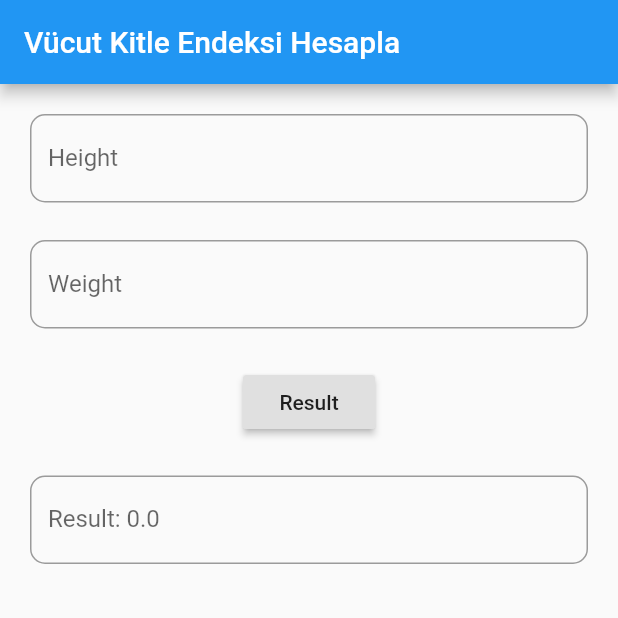
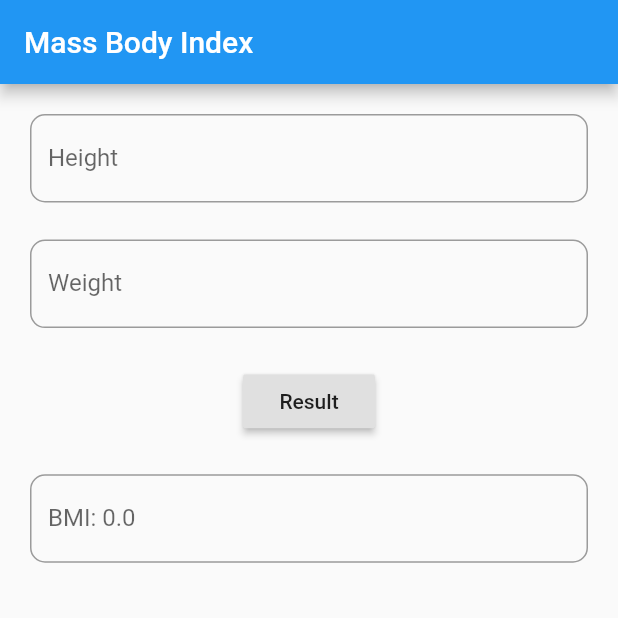
Before and after one commit to fatihhcan/bke, a Flutter app: the screen it shows after launch, after a tap on "Result", on a phone screen of 412 x 824 dp, the top half of it. Run offline on Flutter 3.47's test engine with Material 2 defaults, Android fonts, the phone set to English and light mode, and no system bars.

Commit message:
mass body index view

```diff
--- a/lib/core/transactions.dart
+++ b/lib/core/transactions.dart
@@ -0,0 +1 @@
+class Transactions {}
--- a/lib/main.dart
+++ b/lib/main.dart
@@ -1,4 +1,5 @@
 import 'package:enkahsp/views/home_view.dart';
+import 'package:enkahsp/views/mass_body_index_view.dart';
 import 'package:flutter/material.dart';
 
 void main() => runApp(MyApp());
@@ -6,6 +7,6 @@ void main() => runApp(MyApp());
 class MyApp extends StatelessWidget {
   @override
   Widget build(BuildContext context) {
-    return MaterialApp(title: 'Material App', home: HomeView());
+    return MaterialApp(title: 'Material App', home: MassBodyIndexView());
   }
 }
--- a/lib/views/home_view.dart
+++ b/lib/views/home_view.dart
@@ -1,7 +1,4 @@
 import 'package:flutter/material.dart';
-
-final TextEditingController cmInput = TextEditingController(text: "");
-final TextEditingController kgInput = TextEditingController(text: "");
 
 class HomeView extends StatefulWidget {
   HomeView({Key key}) : super(key: key);
@@ -11,83 +8,8 @@ class HomeView extends StatefulWidget {
 }
 
 class _HomeViewState extends State<HomeView> {
-  double cm = 0;
-  int kg = 0;
-  double result = 0;
-  double impact = 0;
-
-  calculation() {
-    setState(() {
-      cm = double.parse(cmInput.text);
-      kg = int.parse(kgInput.text);
-      impact = cm * cm;
-      result = kg / impact;
-    });
-  }
-
   @override
   Widget build(BuildContext context) {
-    return Scaffold(
-      appBar: AppBar(
-        title: Text("Vücut Kitle Endeksi Hesapla"),
-      ),
-      body: Container(
-        child: Padding(
-          padding: const EdgeInsets.all(20),
-          child: Column(
-            crossAxisAlignment: CrossAxisAlignment.center,
-            children: [
-              Directionality(
-                textDirection: TextDirection.ltr,
-                child: TextField(
-                  controller: cmInput,
-                  keyboardType: TextInputType.number,
-                  decoration: InputDecoration(
-                      labelText: "Height",
-                      border: OutlineInputBorder(
-                          borderRadius: BorderRadius.circular(10))),
-                ),
-              ),
-              SizedBox(
-                height: 25,
-              ),
-              Directionality(
-                textDirection: TextDirection.ltr,
-                child: TextField(
-                  controller: kgInput,
-                  keyboardType: TextInputType.number,
-                  decoration: InputDecoration(
-                      labelText: "Weight",
-                      border: OutlineInputBorder(
-                          borderRadius: BorderRadius.circular(10))),
-                ),
-              ),
-              SizedBox(
-                height: 25,
-              ),
-              RaisedButton(
-                onPressed: () {
-                  calculation();
-                },
-                child: Text("Result"),
-              ),
-              SizedBox(
-                height: 25,
-              ),
-              Directionality(
-                textDirection: TextDirection.ltr,
-                child: TextField(
-                  keyboardType: TextInputType.number,
-                  decoration: InputDecoration(
-                      labelText: "Result: $result",
-                      border: OutlineInputBorder(
-                          borderRadius: BorderRadius.circular(10))),
-                ),
-              ),
-            ],
-          ),
-        ),
-      ),
-    );
+    return Scaffold(body: Container());
   }
 }
--- /dev/null
+++ b/lib/views/mass_body_index_view.dart
@@ -0,0 +1,95 @@
+import 'package:flutter/material.dart';
+
+final TextEditingController cmInput = TextEditingController(text: "");
+final TextEditingController kgInput = TextEditingController(text: "");
+
+class MassBodyIndexView extends StatefulWidget {
+  MassBodyIndexView({Key key}) : super(key: key);
+
+  @override
+  _MassBodyIndexViewState createState() => _MassBodyIndexViewState();
+}
+
+class _MassBodyIndexViewState extends State<MassBodyIndexView> {
+  double cm = 0;
+  int kg = 0;
+  double result = 0;
+  double impact = 0;
+
+  calculation() {
+    setState(() {
+      cm = double.parse(cmInput.text);
+      kg = int.parse(kgInput.text);
+      impact = cm * cm;
+      result = kg / impact;
+    });
+  }
+
+  get pageHeight => MediaQuery.of(context).size.height;
+  get pageWidth => MediaQuery.of(context).size.width;
+  @override
+  Widget build(BuildContext context) {
+    return Scaffold(
+      appBar: AppBar(
+        title: Text("Mass Body Index"),
+      ),
+      body: Container(
+        child: Padding(
+          padding: const EdgeInsets.all(20),
+          child: Column(
+            crossAxisAlignment: CrossAxisAlignment.center,
+            children: [
+              Directionality(
+                textDirection: TextDirection.ltr,
+                child: TextField(
+                  controller: cmInput,
+                  keyboardType: TextInputType.number,
+                  decoration: InputDecoration(
+                      labelText: "Height",
+                      border: OutlineInputBorder(
+                          borderRadius: BorderRadius.circular(10))),
+                ),
+              ),
+              SizedBox(
+                height: pageHeight * 0.03,
+              ),
+              Directionality(
+                textDirection: TextDirection.ltr,
+                child: TextField(
+                  controller: kgInput,
+                  keyboardType: TextInputType.number,
+                  decoration: InputDecoration(
+                      labelText: "Weight",
+                      border: OutlineInputBorder(
+                          borderRadius: BorderRadius.circular(10))),
+                ),
+              ),
+              SizedBox(
+                height: pageHeight * 0.03,
+              ),
+              RaisedButton(
+                onPressed: () {
+                  calculation();
+                },
+                child: Text("Result"),
+              ),
+              SizedBox(
+                height: pageHeight * 0.03,
+              ),
+              Directionality(
+                textDirection: TextDirection.ltr,
+                child: TextField(
+                  keyboardType: TextInputType.number,
+                  decoration: InputDecoration(
+                      labelText: "BMI: $result",
+                      border: OutlineInputBorder(
+                          borderRadius: BorderRadius.circular(10))),
+                ),
+              ),
+            ],
+          ),
+        ),
+      ),
+    );
+  }
+}
```
